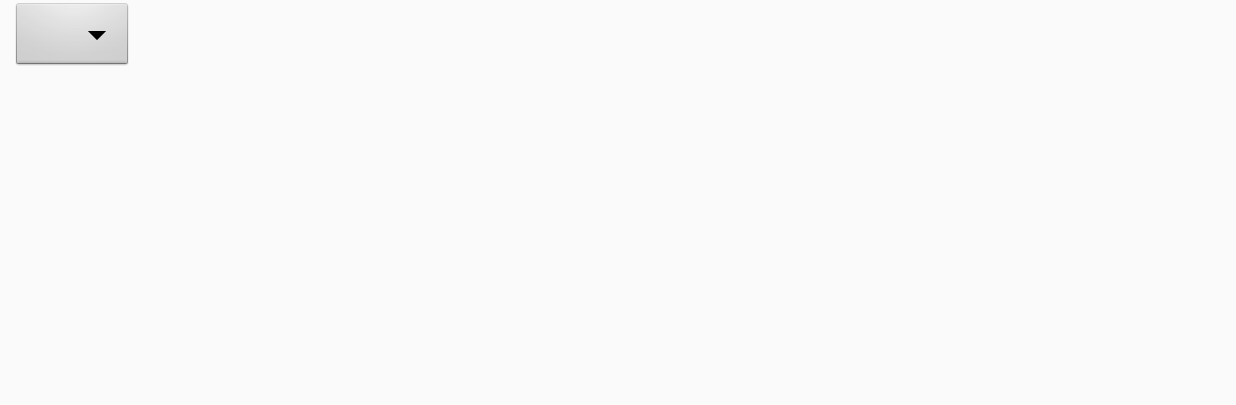
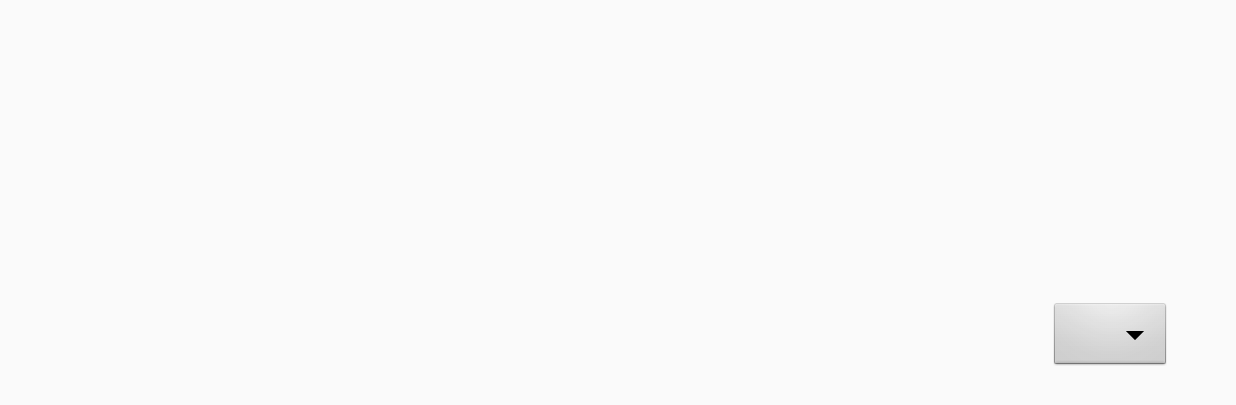
Before and after one commit to JosephMalafronte/VisualizeApp, an Android app: the MapActivity screen opened directly, with no data from a screen before it, on a phone screen of 824 x 412 dp (held sideways). Shown: the top 405 px of the screen. Run offline under Robolectric (Android 15) with nearby library versions, the phone set to English and light mode, and no system bars; our stand-ins replace Firebase (no records; nobody signed in at launch, a user with empty details on screens opened directly); 2 statements that could not run were skipped.

Commit message:
Last Minute Touches

```diff
--- a/VisualizeBaseballApp/app/src/main/AndroidManifest.xml
+++ b/VisualizeBaseballApp/app/src/main/AndroidManifest.xml
@@ -51,6 +51,11 @@
             android:theme="@style/AppTheme.NoActionBar">
         </activity>
         <activity
+            android:name=".MapSiteActivity"
+            android:screenOrientation="landscape"
+            android:theme="@style/AppTheme.NoActionBar">
+        </activity>
+        <activity
             android:name=".ScanActivity"
             android:screenOrientation="landscape"
             android:theme="@style/AppTheme.NoActionBar">
--- a/VisualizeBaseballApp/app/src/main/java/com/example/josephmalafronte/visualizebaseballapp/MapActivity.java
+++ b/VisualizeBaseballApp/app/src/main/java/com/example/josephmalafronte/visualizebaseballapp/MapActivity.java
@@ -49,6 +49,7 @@ public class MapActivity extends AppCompatActivity {
         setContentView(R.layout.activity_map);
 
         getNumSites();
+        setImage();
     }
 
     public void getNumSites() {
@@ -143,7 +144,7 @@ public class MapActivity extends AppCompatActivity {
                 int num = Integer.parseInt(dataSnapshot.getValue().toString());
                 DatabaseReference numRef = mDatabase.child("BaseballApp").child("Sites").child("CurrentSite");
                 numRef.setValue(num);
-                startActivity(new Intent(MapActivity.this, ScanSiteActivity.class));
+                startActivity(new Intent(MapActivity.this, MapSiteActivity.class));
             }
 
             @Override
--- a/VisualizeBaseballApp/app/src/main/res/layout/activity_map.xml
+++ b/VisualizeBaseballApp/app/src/main/res/layout/activity_map.xml
@@ -7,13 +7,10 @@
     tools:context=".MapActivity">
 
     <LinearLayout
-        android:layout_width="wrap_content"
-        android:layout_height="0dp"
-        android:layout_marginLeft="8dp"
-        android:layout_marginStart="8dp"
-        android:orientation="vertical"
-        app:layout_constraintStart_toStartOf="parent"
-        tools:layout_editor_absoluteY="8dp">
+        android:id="@+id/linearLayout4"
+        android:layout_width="700dp"
+        android:layout_height="600dp"
+        android:orientation="vertical">
 
         <ImageView
             android:id="@+id/mapimage"
@@ -21,12 +18,22 @@
             android:layout_height="wrap_content"
             tools:layout_editor_absoluteX="584dp"
             tools:layout_editor_absoluteY="135dp" />
+    </LinearLayout>
+
+    <LinearLayout
+        android:layout_width="wrap_content"
+        android:layout_height="0dp"
+        android:orientation="vertical"
+        android:paddingTop="200dp"
+        app:layout_constraintStart_toEndOf="@+id/linearLayout4"
+        tools:layout_editor_absoluteX="368dp">
+
         <Spinner
             android:id="@+id/spinner"
             android:layout_width="match_parent"
             android:layout_height="wrap_content"
             android:background="@android:drawable/btn_dropdown"
-            android:spinnerMode="dropdown"/>
+            android:spinnerMode="dropdown" />
 
     </LinearLayout>
 
```
Also changed, not shown: VisualizeBaseballApp/app/src/main/java/com/example/josephmalafronte/visualizebaseballapp/MapSiteActivity.java (added, +11 -0 lines), VisualizeBaseballApp/app/src/main/java/com/example/josephmalafronte/visualizebaseballapp/SiteActivity.java (+34 -1 lines).
